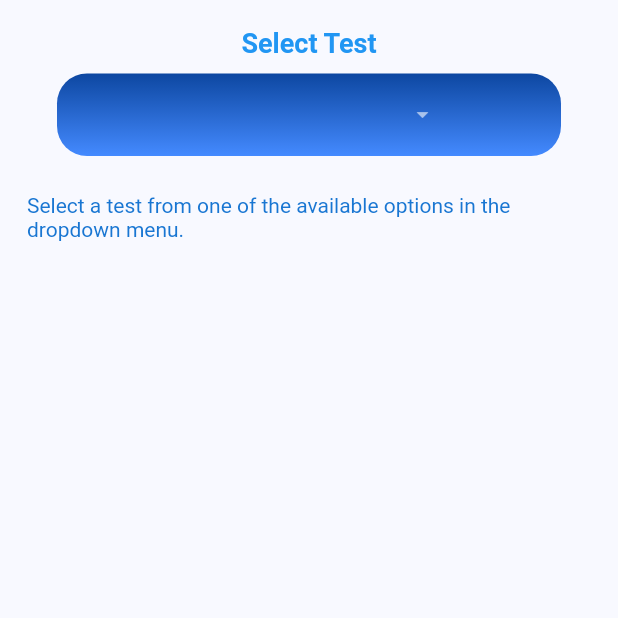
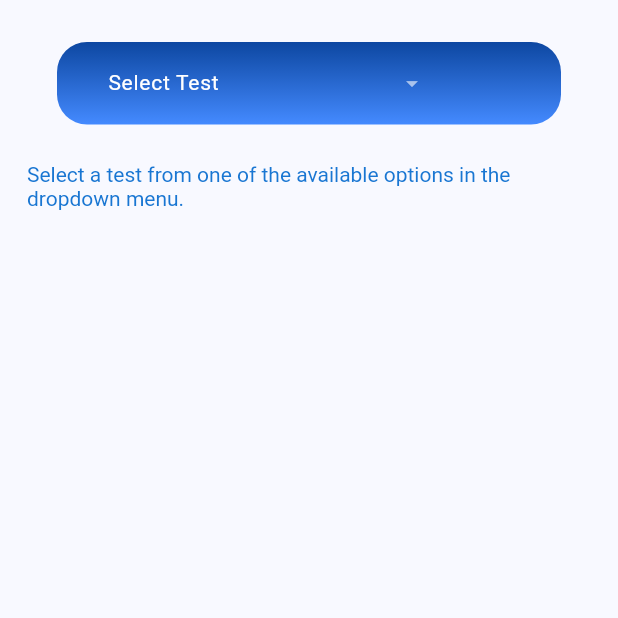
Before and after one commit to Pipeline-To-Better-Placemaking/P2BP-2025Spring-Mobile, a Flutter app: the TestSelectionScreen screen opened by its route, on a phone screen of 412 x 824 dp, the top half of it. Run offline on Flutter 3.47's test engine with Material 3 defaults, Android fonts, the phone set to English and light mode, and no system bars; our stand-ins replace firebase_auth, firebase_core; accounts and stored records are empty.

Commit message:
Update test selection screen with adjusted content padding

```diff
--- a/lib/test_selection_screen.dart
+++ b/lib/test_selection_screen.dart
@@ -84,7 +84,7 @@ class _TestSelectionScreenState extends State<TestSelectionScreen> {
   }
 }
 
-// Form containing row which just has two dropdown menus of projects
+// Form containing row which has single dropdown menu containing each test
 class _DropdownRowForm extends StatefulWidget {
   /// Required callback function from parent for passing page to since using
   /// setState() here would not update anything outside this Form.
@@ -134,7 +134,7 @@ class _DropdownRowFormState extends State<_DropdownRowForm> {
   }
 }
 
-/// Widget for dropdown menu of projects, displayed twice at top of this screen
+/// Widget for dropdown menu of tests
 class _ProjectDropdown extends StatefulWidget {
   final TextEditingController? controller;
 
@@ -153,15 +153,6 @@ class _ProjectDropdownState extends State<_ProjectDropdown> {
       mainAxisSize: MainAxisSize.min,
       crossAxisAlignment: CrossAxisAlignment.center,
       children: [
-        Text(
-          _dropdownDefault,
-          style: TextStyle(
-            fontSize: 18,
-            fontWeight: FontWeight.bold,
-            color: Colors.blue,
-          ),
-          textAlign: TextAlign.center,
-        ),
         const SizedBox(height: 10),
         Center(
           child: Padding(
@@ -176,7 +167,7 @@ class _ProjectDropdownState extends State<_ProjectDropdown> {
               ),
               child: DropdownMenu<String>(
                 controller: widget.controller,
-                initialSelection: 'Jesus',
+                initialSelection: _dropdownDefault,
                 menuStyle: MenuStyle(
                   alignment: Alignment.bottomLeft,
                   backgroundColor:
@@ -193,26 +184,20 @@ class _ProjectDropdownState extends State<_ProjectDropdown> {
                 ),
                 inputDecorationTheme: InputDecorationTheme(
                   isDense: true,
-                  contentPadding: EdgeInsets.symmetric(horizontal: 16),
+                  contentPadding: EdgeInsets.symmetric(horizontal: 30),
                   constraints: BoxConstraints(maxHeight: 55),
                   border: OutlineInputBorder(
                     borderRadius: BorderRadius.circular(10),
                     borderSide: BorderSide.none,
                   ),
                 ),
-                trailingIcon: Align(
-                  alignment: Alignment.centerRight,
-                  child: Icon(
-                    Icons.arrow_drop_down,
-                    color: Colors.white60,
-                  ),
+                trailingIcon: Icon(
+                  Icons.arrow_drop_down,
+                  color: Colors.white60,
                 ),
-                selectedTrailingIcon: Align(
-                  alignment: Alignment.centerRight,
-                  child: Icon(
-                    Icons.arrow_drop_up,
-                    color: Colors.white60,
-                  ),
+                selectedTrailingIcon: Icon(
+                  Icons.arrow_drop_up,
+                  color: Colors.white60,
                 ),
                 dropdownMenuEntries: dropdownMenuEntries,
               ),
@@ -242,7 +227,7 @@ class _ProjectDropdownState extends State<_ProjectDropdown> {
       ),
     );
 
-    // Loops through all projects
+    // Loops through all tests
     for (var project in _testNames) {
       result.add(
         DropdownMenuEntry(
@@ -274,7 +259,7 @@ class _TextScreen extends StatelessWidget {
   }
 }
 
-/// Page displaying data from tests common to both selected projects.
+/// Display the test type selected by the user
 class _SelectedTestScreen extends StatefulWidget {
   const _SelectedTestScreen({super.key});
 
```
